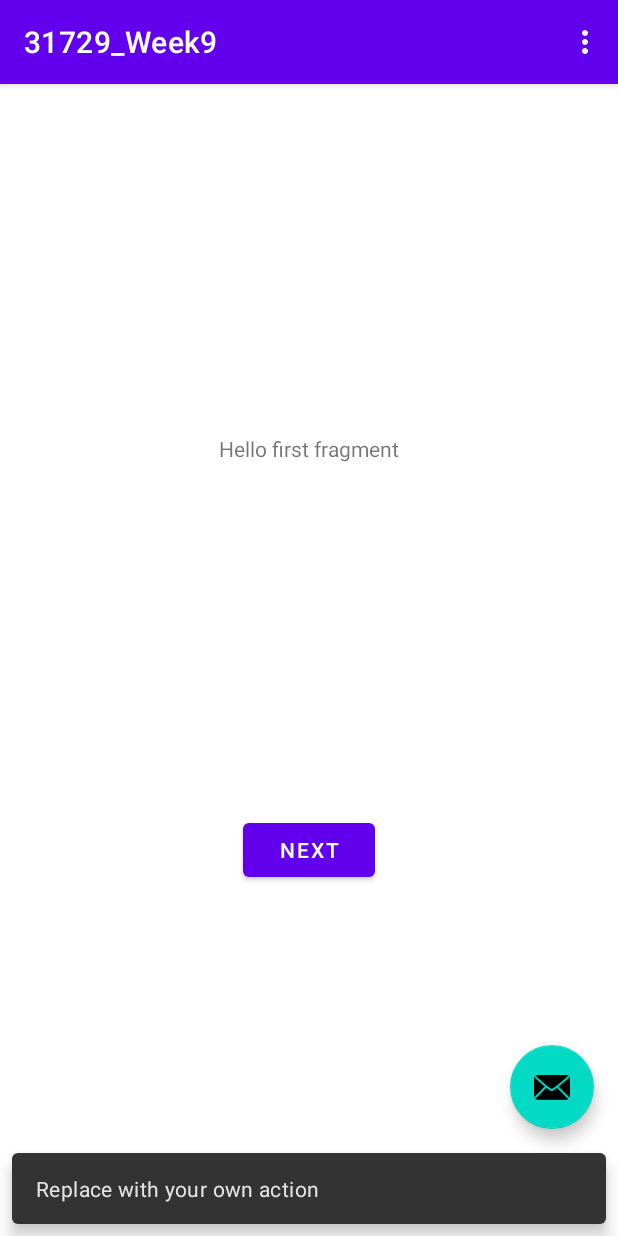
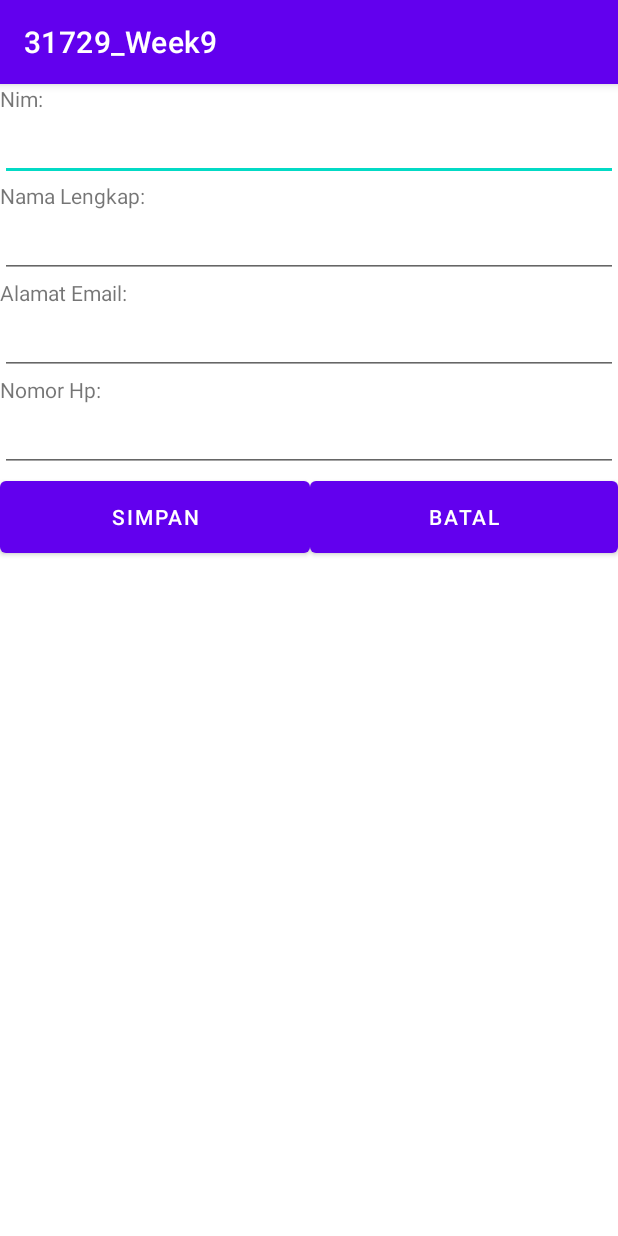
Before and after one commit to Sinzie07/IF633_Mobile_DL, an Android app: the screen it shows after launch (MainActivity before the commit, DetilActivity after it), after a tap on an icon or button, on a phone screen of 412 x 824 dp. Run offline under Robolectric (Android 15) with nearby library versions, the phone set to English and light mode, and no system bars; our stand-ins replace Room's generated code.

Commit message:
commit 9

```diff
--- a/31729_Week9/app/src/main/AndroidManifest.xml
+++ b/31729_Week9/app/src/main/AndroidManifest.xml
@@ -9,6 +9,12 @@
         android:roundIcon="@mipmap/ic_launcher_round"
         android:supportsRtl="true"
         android:theme="@style/Theme.31729_Week9">
+        <activity android:name=".MahasiswaViewModel"></activity>
+        <activity android:name=".MahasiswaRoomDatabase" />
+        <activity android:name=".MahasiswaRepository" />
+        <activity android:name=".MahasiswaListAdapter" />
+        <activity android:name=".Mahasiswa" />
+        <activity android:name=".DetilActivity" />
         <activity
             android:name=".MainActivity"
             android:label="@string/app_name"
--- /dev/null
+++ b/31729_Week9/app/src/main/java/umn/ac/a31729_week9/DetilActivity.java
@@ -0,0 +1,57 @@
+package umn.ac.a31729_week9;
+
+import androidx.appcompat.app.AppCompatActivity;
+
+import android.content.Intent;
+import android.os.Bundle;
+import android.view.View;
+import android.widget.EditText;
+import android.widget.Toast;
+
+public class DetilActivity extends AppCompatActivity {
+    private EditText etNim, etNama, etEmail, etNomorHP;
+
+    @Override
+    protected void onCreate(Bundle savedInstanceState) {
+        super.onCreate(savedInstanceState);
+        setContentView(R.layout.activity_detil);
+        etNim = findViewById(R.id.etNim);
+        etNama = findViewById(R.id.etNama);
+        etEmail = findViewById(R.id.etEmail);
+        etNomorHP = findViewById(R.id.etNomorHp);
+
+        Intent intent = getIntent();
+        if(intent.hasExtra("MAHASISWA")){
+            Mahasiswa mhs = (Mahasiswa) intent.getSerializableExtra("MAHASISWA");
+            etNim.setText(mhs.getNim());
+            etNama.setText(mhs.getNama());
+            etEmail.setText(mhs.getEmail());
+            etNomorHP.setText(mhs.getNomorhp());
+            etNim.setEnabled(false);
+        } else {
+            etNim.setEnabled(true);
+        }
+    }
+
+    public void simpanData(View view){
+        String mNIM = etNim.getText().toString();
+        String mNama = etNama.getText().toString();
+        String mEmail = etEmail.getText().toString();
+        String mNoHp = etNomorHP.getText().toString();
+        if(mNIM.length() <= 0 || mNama.length() <= 0 || mEmail.length() <= 0 || mNoHp.length() <= 0){
+            Toast.makeText(this,"Semua harus Diisi", Toast.LENGTH_LONG).show();
+        } else {
+            Intent intentJawab = new Intent();
+            Mahasiswa mhs = new Mahasiswa(mNIM, mNama, mEmail, mNoHp);
+            intentJawab.putExtra("MAHASISWA", mhs);
+            setResult(RESULT_OK, intentJawab);
+            finish();
+        }
+    }
+
+    public void batal(View view){
+        Intent intentJawab = new Intent();
+        setResult(RESULT_CANCELED, intentJawab);
+        finish();
+    }
+}
--- /dev/null
+++ b/31729_Week9/app/src/main/java/umn/ac/a31729_week9/MahasiswaDAO.java
@@ -0,0 +1,30 @@
+package umn.ac.a31729_week9;
+
+import androidx.lifecycle.LiveData;
+import androidx.room.Dao;
+import androidx.room.Delete;
+import androidx.room.Insert;
+import androidx.room.OnConflictStrategy;
+import androidx.room.Query;
+import androidx.room.Update;
+
+import java.util.List;
+
+@Dao
+public interface MahasiswaDAO {
+    @Query("SELECT * FROM tblMahasiswa")
+    LiveData<List<Mahasiswa>> getAllMahasiswa();
+
+    @Insert(onConflict = OnConflictStrategy.IGNORE)
+    void insert(Mahasiswa mhs);
+
+    @Delete
+    void delete(Mahasiswa mhs);
+
+    @Update
+    void update(Mahasiswa mhs);
+
+    @Query("DELETE FROM tblMahasiswa")
+    void deleteAll();
+
+}
--- /dev/null
+++ b/31729_Week9/app/src/main/java/umn/ac/a31729_week9/MahasiswaListAdapter.java
@@ -0,0 +1,68 @@
+package umn.ac.a31729_week9;
+
+import android.content.Context;
+import android.view.LayoutInflater;
+import android.view.View;
+import android.view.ViewGroup;
+import android.widget.TextView;
+
+import androidx.annotation.NonNull;
+import androidx.recyclerview.widget.RecyclerView;
+
+import java.util.List;
+
+public class MahasiswaListAdapter extends RecyclerView.Adapter<MahasiswaListAdapter.MahasiswaViewHolder>{
+    private final LayoutInflater mInflater;
+    private List<Mahasiswa> daftarMahasiswa;
+
+    MahasiswaListAdapter(Context context){
+        mInflater = LayoutInflater.from(context);
+    }
+
+
+    @NonNull
+    @Override
+    public MahasiswaViewHolder onCreateViewHolder(@NonNull ViewGroup parent, int viewType) {
+        View itemView = mInflater.inflate(R.layout.mhs_item_layout, parent,false);
+        return new MahasiswaViewHolder(itemView);
+    }
+
+    @Override
+    public void onBindViewHolder(@NonNull MahasiswaViewHolder holder, int position) {
+        if(daftarMahasiswa != null){
+            Mahasiswa mhs = daftarMahasiswa.get(position);
+            holder.tvNim.setText(mhs.getNim());
+            holder.tvNama.setText(mhs.getNama());
+        } else {
+            holder.tvNim.setText("Belum ada Mahasiswa");
+        }
+    }
+
+    @Override
+    public int getItemCount() {
+        if(daftarMahasiswa != null){
+            return daftarMahasiswa.size();
+        }else{
+            return 0;
+        }
+    }
+
+    public Mahasiswa getMahasiswaAtPosition(int posisi){
+        return daftarMahasiswa.get(posisi);
+    }
+
+    void setDaftarMahasiswa(List<Mahasiswa> mhss){
+        daftarMahasiswa = mhss;
+        notifyDataSetChanged();
+    }
+    class MahasiswaViewHolder extends RecyclerView.ViewHolder{
+        private final TextView tvNim;
+        private final TextView tvNama;
+
+        public MahasiswaViewHolder(@NonNull View itemView) {
+            super(itemView);
+            tvNim = itemView.findViewById(R.id.tvItemNim);
+            tvNama = itemView.findViewById(R.id.tvItemNama);
+        }
+    }
+}
--- /dev/null
+++ b/31729_Week9/app/src/main/java/umn/ac/a31729_week9/MahasiswaRoomDatabase.java
@@ -0,0 +1,35 @@
+package umn.ac.a31729_week9;
+
+import android.content.Context;
+import androidx.annotation.NonNull;
+import androidx.room.Database;
+import androidx.room.Room;
+import androidx.room.RoomDatabase;
+import androidx.sqlite.db.SupportSQLiteDatabase;
+
+@Database(entities = {Mahasiswa.class}, version = 1, exportSchema = false)
+public abstract class MahasiswaRoomDatabase extends RoomDatabase {
+
+    public abstract MahasiswaDAO daoMahasiswa();
+
+    private static MahasiswaRoomDatabase INSTANCE;
+
+    static MahasiswaRoomDatabase getDatabase(final Context context) {
+        if (INSTANCE == null) {
+            synchronized (MahasiswaRoomDatabase.class) {
+                if (INSTANCE == null) {
+                    INSTANCE = Room.databaseBuilder( context.getApplicationContext(), MahasiswaRoomDatabase.class, "dbMahasiswa") .addCallback(sRoomDatabaseCallback) .build();
+                }
+            }
+        }
+
+        return INSTANCE;
+    }
+
+    private static RoomDatabase.Callback sRoomDatabaseCallback = new RoomDatabase.Callback() {
+        @Override
+        public void onOpen(@NonNull SupportSQLiteDatabase db) {
+            super.onOpen(db);
+        }
+    };
+}
--- /dev/null
+++ b/31729_Week9/app/src/main/java/umn/ac/a31729_week9/MahasiswaViewModel.java
@@ -0,0 +1,40 @@
+package umn.ac.a31729_week9;
+
+import android.app.Application;
+
+import androidx.annotation.NonNull;
+import androidx.lifecycle.AndroidViewModel;
+import androidx.lifecycle.LiveData;
+
+import java.util.List;
+
+public class MahasiswaViewModel extends AndroidViewModel {
+
+    private MahasiswaRepository mhsRepository;
+    private LiveData<List<Mahasiswa>> daftarMahasiswa;
+
+    public MahasiswaViewModel(@NonNull Application application) {
+        super(application);
+        mhsRepository = new MahasiswaRepository(application);
+        daftarMahasiswa = mhsRepository.getDaftarMahasiswa();
+    }
+    LiveData<List<Mahasiswa>> getDaftarMahasiswa(){
+        return this.daftarMahasiswa;
+    }
+    public void insert(Mahasiswa mhs) {
+        mhsRepository.insert(mhs);
+    }
+
+    public void deleteAll() {
+        mhsRepository.deleteAll();
+    }
+
+    public void delete(Mahasiswa mhs) {
+        mhsRepository.delete(mhs);
+    }
+
+    public void update(Mahasiswa mhs) {
+        mhsRepository.update(mhs);
+    }
+
+}
--- a/31729_Week9/app/src/main/java/umn/ac/a31729_week9/MainActivity.java
+++ b/31729_Week9/app/src/main/java/umn/ac/a31729_week9/MainActivity.java
@@ -1,19 +1,32 @@
 package umn.ac.a31729_week9;
 
+import android.content.Intent;
 import android.os.Bundle;
 
 import com.google.android.material.floatingactionbutton.FloatingActionButton;
 import com.google.android.material.snackbar.Snackbar;
 
+import androidx.annotation.NonNull;
 import androidx.appcompat.app.AppCompatActivity;
 import androidx.appcompat.widget.Toolbar;
-
+import androidx.lifecycle.Observer;
+import androidx.lifecycle.ViewModelProviders;
+import androidx.recyclerview.widget.ItemTouchHelper;
+import androidx.recyclerview.widget.LinearLayoutManager;
+import androidx.recyclerview.widget.RecyclerView;
 import android.view.View;
 
 import android.view.Menu;
 import android.view.MenuItem;
+import android.widget.Toast;
+
+import java.util.List;
 
 public class MainActivity extends AppCompatActivity {
+    private RecyclerView rv;
+    private MahasiswaViewModel mhsVM;
+    private static final int REQUEST_TAMBAH = 1;
+    private static final int REQUEST_EDIT = 2;
 
     @Override
     protected void onCreate(Bundle savedInstanceState) {
@@ -26,11 +39,65 @@ public class MainActivity extends AppCompatActivity {
         fab.setOnClickListener(new View.OnClickListener() {
             @Override
             public void onClick(View view) {
-                Snackbar.make(view, "Replace with your own action", Snackbar.LENGTH_LONG)
-                        .setAction("Action", null).show();
+                Intent addIntent = new Intent(MainActivity.this, DetilActivity.class);
+                startActivityForResult(addIntent,REQUEST_TAMBAH);
             }
         });
+        rv = (RecyclerView) findViewById(R.id.rvMahasiswa);
+        final MahasiswaListAdapter adapter = new MahasiswaListAdapter(this);
+        rv.setAdapter(adapter);
+
+        rv.setLayoutManager(new LinearLayoutManager(this));
+        mhsVM = ViewModelProviders.of(this).get(MahasiswaViewModel.class);
+
+        mhsVM.getDaftarMahasiswa().observe(this, new Observer<List<Mahasiswa>>() {
+            @Override
+            public void onChanged(List<Mahasiswa> mhss) {
+                adapter.setDaftarMahasiswa(mhss);
+            }
+        });
+
+        ItemTouchHelper helper = new ItemTouchHelper(
+                new ItemTouchHelper.SimpleCallback(0,ItemTouchHelper.LEFT | ItemTouchHelper.RIGHT) {
+                    @Override
+                    public boolean onMove(@NonNull RecyclerView recyclerView,
+                                          @NonNull RecyclerView.ViewHolder viewHolder,
+                                          @NonNull RecyclerView.ViewHolder target) {
+                        return false;
+                    }
+
+                    @Override
+                    public void onSwiped(@NonNull RecyclerView.ViewHolder viewHolder, int direction) {
+                        int posisi = viewHolder.getAdapterPosition();
+                        Mahasiswa mhs = adapter.getMahasiswaAtPosition(posisi);
+                        if (direction == ItemTouchHelper.LEFT) {
+                            Toast.makeText(MainActivity.this, "Mahasiswa dengan NIM = " + mhs.getNim() + " dihapus", Toast.LENGTH_LONG).show();
+                            mhsVM.delete(mhs);
+                        } else if (direction == ItemTouchHelper.RIGHT) {
+                            Intent editIntet = new Intent(MainActivity.this, DetilActivity.class);
+                            editIntet.putExtra("MAHASISWA", mhs);
+                            startActivityForResult(editIntet, REQUEST_EDIT);
+                        }
+                    }
+                }
+        );
+        helper.attachToRecyclerView(rv);
     }
+
+    @Override
+    public void onActivityResult(int reqCode, int resultCode, Intent data){
+        super.onActivityResult(reqCode, resultCode, data);
+        if(resultCode == RESULT_OK){
+            Mahasiswa mhs = (Mahasiswa) data.getSerializableExtra("MAHASISWA");
+
+            if(reqCode == REQUEST_TAMBAH ) {
+                mhsVM.insert(mhs);
+            }
+            else if (reqCode == REQUEST_EDIT) {
+                mhsVM.update(mhs);
+            }
+        }
+        rv.getAdapter().notifyDataSetChanged(); }
 
     @Override
     public boolean onCreateOptionsMenu(Menu menu) {
--- /dev/null
+++ b/31729_Week9/app/src/main/res/layout/activity_detil.xml
@@ -0,0 +1,84 @@
+<?xml version="1.0" encoding="utf-8"?>
+<LinearLayout
+    xmlns:android="http://schemas.android.com/apk/res/android"
+    xmlns:app="http://schemas.android.com/apk/res-auto"
+    xmlns:tools="http://schemas.android.com/tools"
+    android:layout_width="match_parent"
+    android:layout_height="match_parent"
+    android:orientation="vertical"
+    tools:context=".DetilActivity">
+
+    <TextView
+        android:id="@+id/textView"
+        android:layout_width="match_parent"
+        android:layout_height="wrap_content"
+        android:text="Nim:" />
+
+    <EditText
+        android:id="@+id/etNim"
+        android:layout_width="match_parent"
+        android:layout_height="wrap_content"
+        android:ems="10" android:inputType="textPersonName" />
+
+    <TextView
+        android:id="@+id/textView2"
+        android:layout_width="match_parent"
+        android:layout_height="wrap_content"
+        android:text="Nama Lengkap:" />
+
+    <EditText
+        android:id="@+id/etNama"
+        android:layout_width="match_parent"
+        android:layout_height="wrap_content"
+        android:ems="10"
+        android:inputType="textPersonName" />
+
+    <TextView
+        android:id="@+id/textView3"
+        android:layout_width="match_parent"
+        android:layout_height="wrap_content"
+        android:text="Alamat Email:" />
+
+    <EditText
+        android:id="@+id/etEmail"
+        android:layout_width="match_parent"
+        android:layout_height="wrap_content"
+        android:ems="10"
+        android:inputType="textEmailAddress" />
+
+    <TextView
+        android:id="@+id/textView4"
+        android:layout_width="match_parent"
+        android:layout_height="wrap_content"
+        android:text="Nomor Hp:" />
+
+    <EditText
+        android:id="@+id/etNomorHp"
+        android:layout_width="match_parent"
+        android:layout_height="wrap_content"
+        android:ems="10"
+        android:inputType="phone" />
+
+    <LinearLayout
+        android:layout_width="match_parent"
+        android:layout_height="60dp"
+        android:orientation="horizontal">
+
+        <Button
+            android:id="@+id/button2"
+            android:layout_width="wrap_content"
+            android:layout_height="match_parent"
+            android:layout_weight="1"
+            android:onClick="simpanData"
+            android:text="Simpan" />
+
+        <Button
+            android:id="@+id/button"
+            android:layout_width="wrap_content"
+            android:layout_height="match_parent"
+            android:layout_weight="1"
+            android:onClick="batal"
+            android:text="Batal" />
+
+    </LinearLayout>
+</LinearLayout>
--- a/31729_Week9/app/src/main/res/layout/content_main.xml
+++ b/31729_Week9/app/src/main/res/layout/content_main.xml
@@ -5,15 +5,13 @@
     android:layout_height="match_parent"
     app:layout_behavior="@string/appbar_scrolling_view_behavior">
 
-    <fragment
-        android:id="@+id/nav_host_fragment"
-        android:name="androidx.navigation.fragment.NavHostFragment"
-        android:layout_width="0dp"
-        android:layout_height="0dp"
-        app:defaultNavHost="true"
+    <androidx.recyclerview.widget.RecyclerView
+        android:id="@+id/rvMahasiswa"
+        android:layout_width="match_parent"
+        android:layout_height="match_parent"
         app:layout_constraintBottom_toBottomOf="parent"
-        app:layout_constraintLeft_toLeftOf="parent"
-        app:layout_constraintRight_toRightOf="parent"
-        app:layout_constraintTop_toTopOf="parent"
-        app:navGraph="@navigation/nav_graph" />
+        app:layout_constraintEnd_toEndOf="parent"
+        app:layout_constraintStart_toStartOf="parent"
+        app:layout_constraintTop_toTopOf="parent" />
+
 </androidx.constraintlayout.widget.ConstraintLayout>
--- a/31729_Week9/app/src/main/res/layout/fragment_first.xml
+++ b/31729_Week9/app/src/main/res/layout/fragment_first.xml
@@ -6,23 +6,5 @@
     android:layout_height="match_parent"
     tools:context=".FirstFragment">
 
-    <TextView
-        android:id="@+id/textview_first"
-        android:layout_width="wrap_content"
-        android:layout_height="wrap_content"
-        android:text="@string/hello_first_fragment"
-        app:layout_constraintBottom_toTopOf="@id/button_first"
-        app:layout_constraintEnd_toEndOf="parent"
-        app:layout_constraintStart_toStartOf="parent"
-        app:layout_constraintTop_toTopOf="parent" />
 
-    <Button
-        android:id="@+id/button_first"
-        android:layout_width="wrap_content"
-        android:layout_height="wrap_content"
-        android:text="@string/next"
-        app:layout_constraintBottom_toBottomOf="parent"
-        app:layout_constraintEnd_toEndOf="parent"
-        app:layout_constraintStart_toStartOf="parent"
-        app:layout_constraintTop_toBottomOf="@id/textview_first" />
 </androidx.constraintlayout.widget.ConstraintLayout>
--- a/31729_Week9/build.gradle
+++ b/31729_Week9/build.gradle
@@ -22,3 +22,8 @@ allprojects {
 task clean(type: Delete) {
     delete rootProject.buildDir
 }
+
+ext {
+    roomVersion = '1.1.1'
+    archLifecycleVersion = '1.1.1'
+}
```
Also changed, not shown: 31729_Week9/app/build.gradle (+8 -2 lines), 31729_Week9/app/src/main/java/umn/ac/a31729_week9/Mahasiswa.java (added, +56 -0 lines), 31729_Week9/app/src/main/java/umn/ac/a31729_week9/MahasiswaRepository.java (added, +93 -0 lines), 31729_Week9/app/src/main/res/layout/fragment_second.xml (+0 -18 lines), 31729_Week9/app/src/main/res/layout/mhs_item_layout.xml (added, +21 -0 lines).
